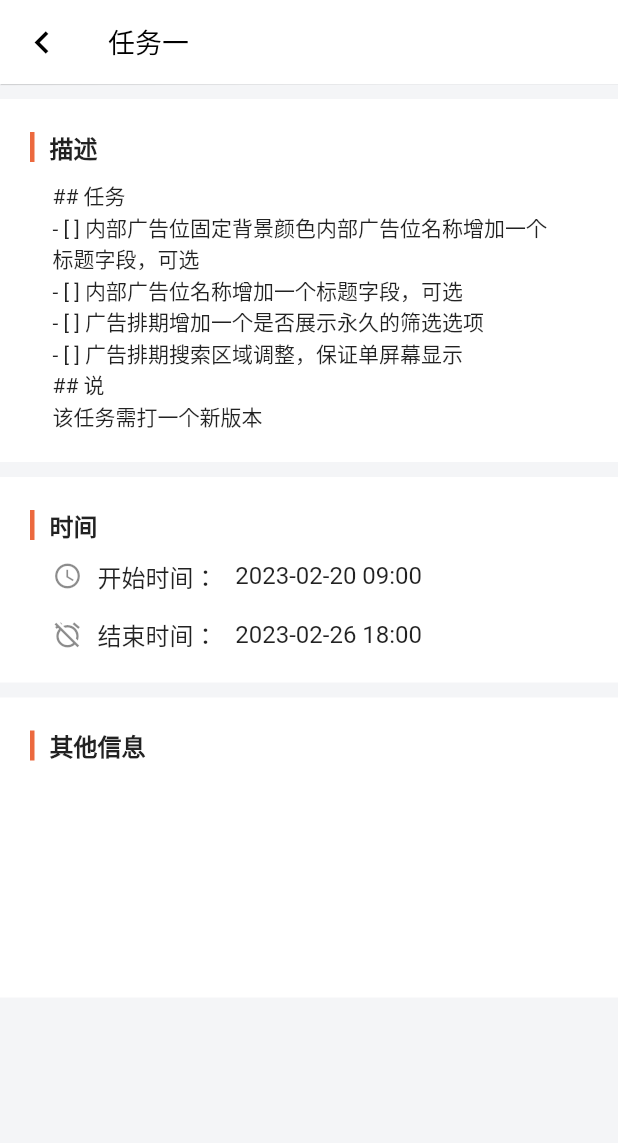
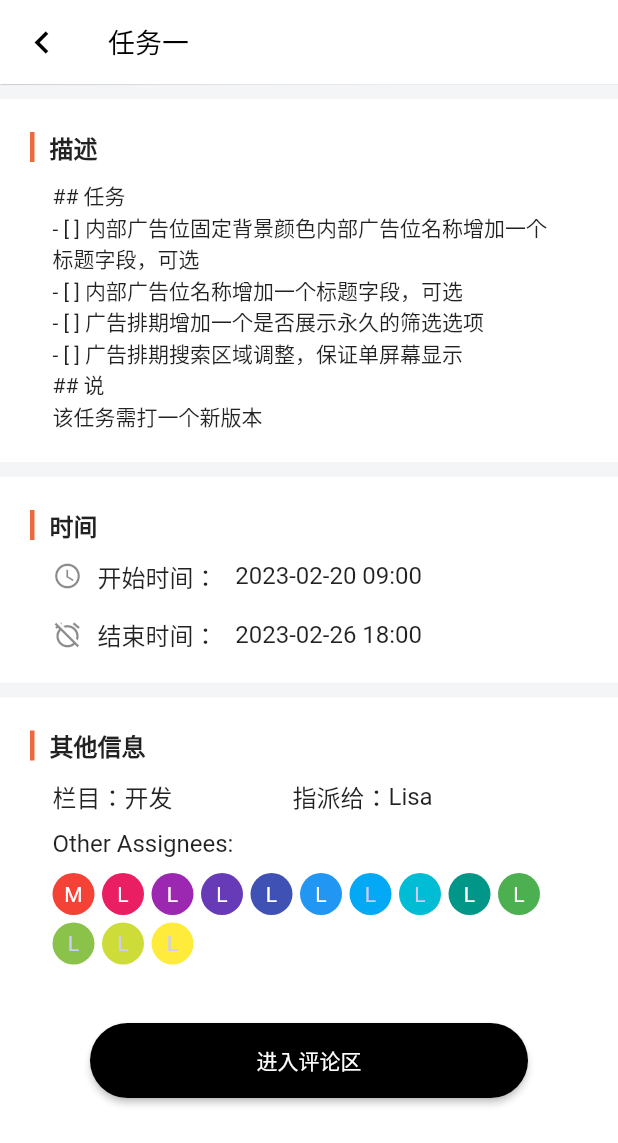
Before and after one commit to hoiii13/KanBan, a Flutter app: the TasksPage screen opened directly with empty values, after a tap on "任务一", on a phone screen of 412 x 824 dp. Shown: the top 1143 px of the screen. Run offline on Flutter 3.47's test engine with Material 2 defaults, Android fonts, the phone set to English and light mode, and no system bars.

Commit message:
fix: 任务详细页面布局

```diff
--- a/lib/components/const.dart
+++ b/lib/components/const.dart
@@ -8,3 +8,18 @@ final detailInfo = {
   "actor": 'Lisa',
   "other": ["Mike", "Lily"]
 };
+const otherAssignees = [
+  "Mike",
+  "Lucy",
+  "Lucy",
+  "Lucy",
+  "Lucy",
+  "Lucy",
+  "Lucy",
+  "Lucy",
+  "Lucy",
+  "Lucy",
+  "Lucy",
+  "Lucy",
+  "Lucy"
+];
--- a/lib/components/taskdetail.dart
+++ b/lib/components/taskdetail.dart
@@ -15,6 +15,16 @@ class _TaskDetailPageState extends State<TaskDetailPage> {
   @override
   void initState() {
     super.initState();
+  }
+
+  List<Widget> othersList = [];
+  List<Widget> getOtherList() {
+    othersList.clear();
+    for (int i = 0; i < otherAssignees.length; i++) {
+      final name = otherAssignees[i];
+      othersList.add(avatarOthers(name, i));
+    }
+    return othersList;
   }
 
   @override
@@ -93,7 +103,7 @@ class _TaskDetailPageState extends State<TaskDetailPage> {
                       ],
                     ),
                     Container(
-                      margin: const EdgeInsets.fromLTRB(15, 10, 0, 0),
+                      margin: const EdgeInsets.fromLTRB(15, 10, 15, 0),
                       child: Row(
                         children: [
                           const Icon(
@@ -116,7 +126,7 @@ class _TaskDetailPageState extends State<TaskDetailPage> {
                       ),
                     ),
                     Container(
-                      margin: const EdgeInsets.fromLTRB(15, 15, 0, 0),
+                      margin: const EdgeInsets.fromLTRB(15, 15, 15, 0),
                       child: Row(
                         children: [
                           const Icon(
@@ -145,7 +155,6 @@ class _TaskDetailPageState extends State<TaskDetailPage> {
               padding: EdgeInsets.all(20),
               color: Colors.white,
               width: double.infinity,
-              height: 200,
               child: Column(
                 children: [
                   Row(
@@ -163,10 +172,82 @@ class _TaskDetailPageState extends State<TaskDetailPage> {
                       )
                     ],
                   ),
+                  Container(
+                      margin: EdgeInsets.fromLTRB(15, 10, 15, 0),
+                      child: Row(
+                        children: [
+                          Text(
+                            "栏目：",
+                            style: TextStyle(fontSize: 16),
+                          ),
+                          Text(
+                            '${detailInfo["status"]}',
+                            style: TextStyle(fontSize: 16),
+                          ),
+                          Container(
+                            margin: EdgeInsets.only(left: 80),
+                            child: Text(
+                              "指派给：",
+                              style: TextStyle(fontSize: 16),
+                            ),
+                          ),
+                          Text(
+                            "${detailInfo["actor"]}",
+                            style: TextStyle(fontSize: 16),
+                          )
+                        ],
+                      )),
+                  Container(
+                    margin: EdgeInsets.fromLTRB(15, 10, 15, 0),
+                    alignment: Alignment.topLeft,
+                    child: Text(
+                      'Other Assignees:',
+                      style: TextStyle(fontSize: 16),
+                    ),
+                  ),
+                  Container(
+                      height: 40,
+                      width: double.infinity,
+                      margin: EdgeInsets.fromLTRB(15, 10, 15, 10),
+                      child: Wrap(
+                        spacing: 5,
+                        runSpacing: 5,
+                        children: getOtherList(),
+                      )),
+                  Container(
+                    margin: EdgeInsets.symmetric(horizontal: 40, vertical: 50),
+                    child: ElevatedButton(
+                        style: ButtonStyle(
+                            shape: MaterialStateProperty.all(
+                              RoundedRectangleBorder(
+                                borderRadius: BorderRadius.circular(30),
+                              ),
+                            ),
+                            minimumSize: MaterialStateProperty.all(
+                                const Size(double.infinity, 50)),
+                            backgroundColor:
+                                MaterialStateProperty.all(Colors.black)),
+                        onPressed: () {},
+                        child: Text(
+                          "进入评论区",
+                          style: TextStyle(color: Colors.white),
+                        )),
+                  )
                 ],
               ),
-            )
+            ),
           ],
         ));
   }
 }
+
+Widget avatarOthers(String name, int num) {
+  return CircleAvatar(
+    radius: 14,
+    backgroundColor: Colors.primaries[num],
+    child: Text(
+      name.substring(0, 1),
+      style: const TextStyle(fontSize: 14),
+    ),
+  );
+}
--- a/lib/pages/project/tasks.dart
+++ b/lib/pages/project/tasks.dart
@@ -132,10 +132,26 @@ class _TasksPageState extends State<TasksPage>
                             taskInfo: taskColumnList[name]![index])));
                   },
                   child: Card(
+                      /* elevation: 20,
+                      shadowColor: Colors.black, */
                       shape: RoundedRectangleBorder(
                           borderRadius: BorderRadius.circular(10)),
                       child: Container(
                           padding: const EdgeInsets.fromLTRB(20, 20, 20, 20),
+                          decoration: BoxDecoration(
+                            borderRadius: BorderRadius.circular(10),
+                            border: Border.all(
+                                color: Colors.black,
+                                style: BorderStyle.solid,
+                                width: 2.0),
+                            /* boxShadow: [
+                                BoxShadow(
+                                    color: Colors.black12.withOpacity(0.5),
+                                    offset: Offset(10, 20),
+                                    blurRadius: 10,
+                                    spreadRadius: 0.0)
+                              ] */
+                          ),
                           child: Column(
                             children: [
                               Container(
```
